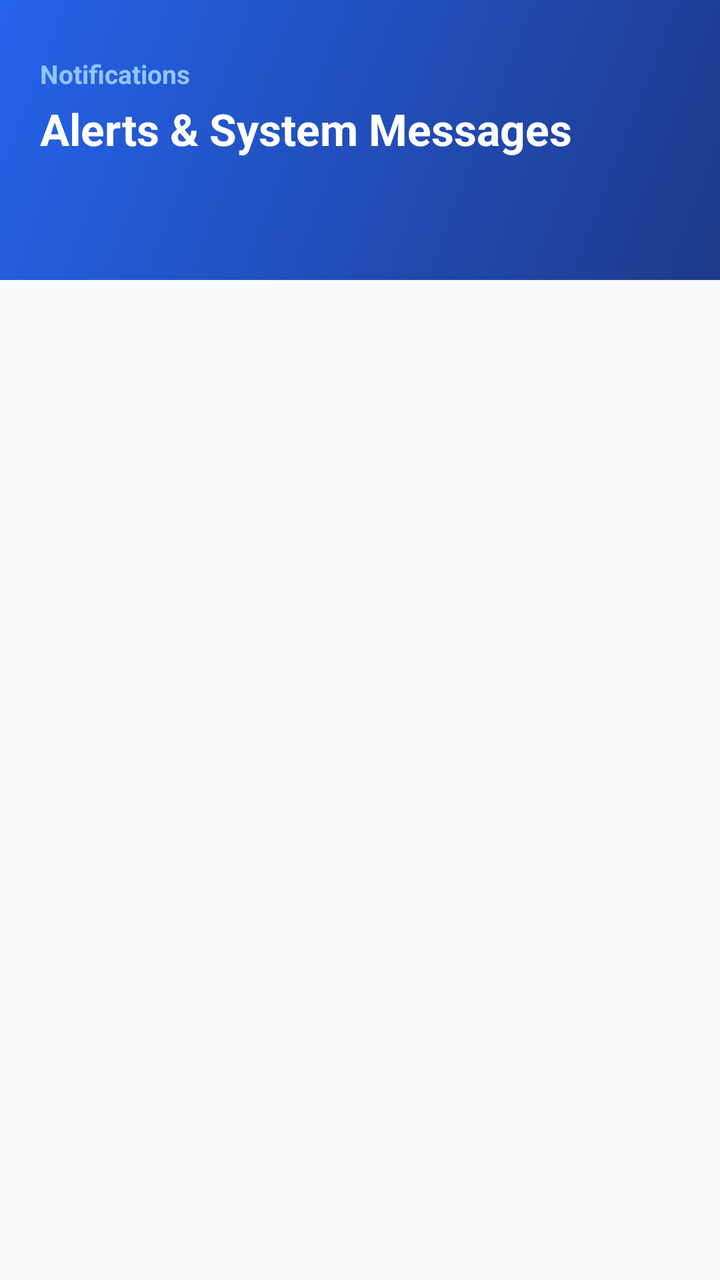
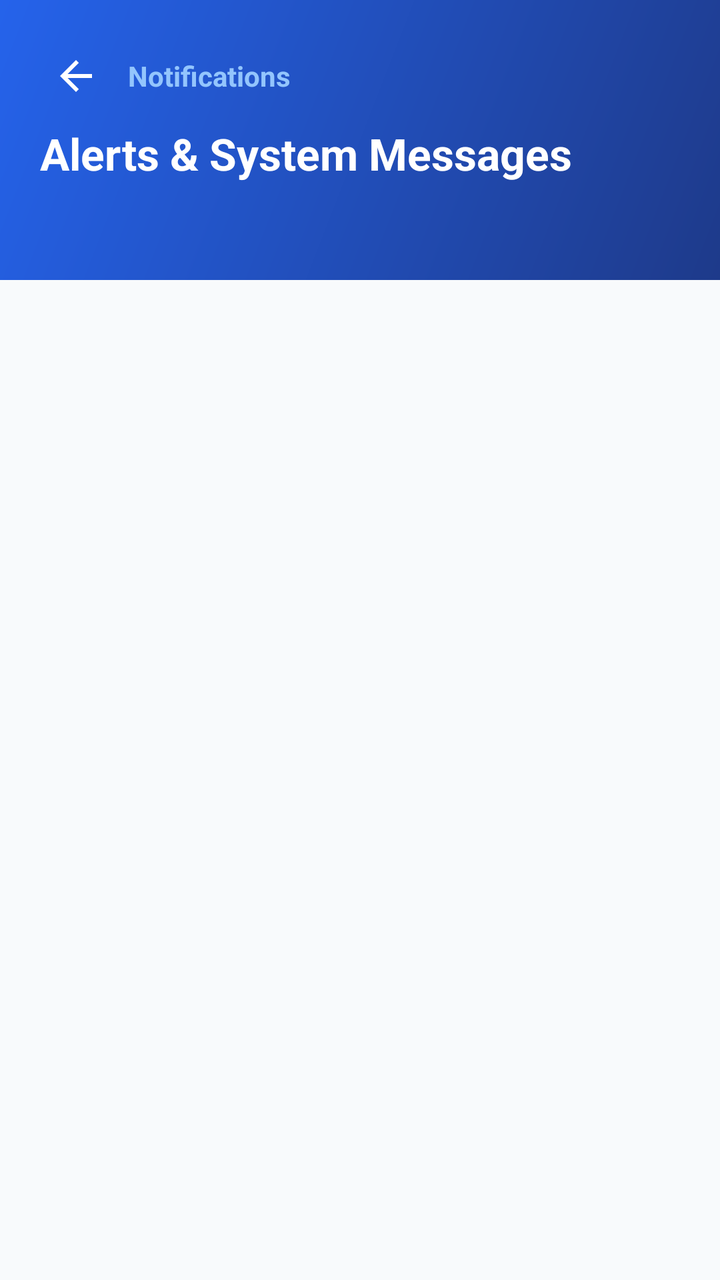

An Android layout rendered at two revisions. The XML below is the earlier revision; the diff shows what the commit changed to produce the second picture.
<!-- AndroidManifest.xml: application theme AppTheme -->
<!-- res/layout/notifications.xml -->
<?xml version="1.0" encoding="utf-8"?>
<RelativeLayout xmlns:android="http://schemas.android.com/apk/res/android"
    android:layout_width="match_parent"
    android:layout_height="match_parent"
    android:background="#F8FAFC">

    
    <LinearLayout
        android:id="@+id/header_container"
        android:layout_width="match_parent"
        android:layout_height="140dp"
        android:background="@drawable/bg_header_blue"
        android:orientation="vertical"
        android:paddingHorizontal="20dp"
        android:paddingTop="28dp">

        <TextView
            android:layout_width="wrap_content"
            android:layout_height="wrap_content"
            android:text="Notifications"
            android:textColor="#93C5FD"
            android:textSize="13sp"
            android:textStyle="bold" />

        <TextView
            android:layout_width="wrap_content"
            android:layout_height="wrap_content"
            android:layout_marginTop="4dp"
            android:text="Alerts &amp; System Messages"
            android:textColor="#FFFFFF"
            android:textSize="22sp"
            android:textStyle="bold" />
    </LinearLayout>

    <FrameLayout
        android:layout_width="match_parent"
        android:layout_height="match_parent"
        android:layout_below="@id/header_container"
        android:layout_marginTop="-25dp"
        android:paddingHorizontal="16dp"
        android:paddingBottom="16dp">

        <ListView
            android:id="@+id/list"
            android:layout_width="match_parent"
            android:layout_height="match_parent"
            android:clipToPadding="false"
            android:divider="@null"
            android:dividerHeight="12dp"
            android:paddingTop="8dp" />

        <TextView
            android:id="@+id/text"
            android:layout_width="match_parent"
            android:layout_height="match_parent"
            android:gravity="center"
            android:text="No Notifications Yet"
            android:textColor="#64748B"
            android:textSize="16sp"
            android:textStyle="bold"
            android:visibility="invisible" />
    </FrameLayout>
</RelativeLayout>
<!-- resources referenced by this layout -->
<resources>
  <!-- drawable bg_header_blue (drawable) -->
  <?xml version="1.0" encoding="utf-8"?>
  <shape xmlns:android="http://schemas.android.com/apk/res/android">
      <gradient
          android:startColor="#1E3A8A"
          android:endColor="#2563EB"
          android:angle="135"/>
  </shape>
  <style name="AppTheme" parent="Theme.AppCompat.Light.DarkActionBar">
          
          <item name="colorPrimary">@color/colorPrimary</item>
          <item name="colorPrimaryDark">@color/colorPrimaryDark</item>
          <item name="colorAccent">@color/colorAccent</item>
      </style>
  <color name="colorPrimary">#3F51B5</color>
  <color name="colorPrimaryDark">#303F9F</color>
  <color name="colorAccent">#6495ED</color>
</resources>

<!-- the commit's change to res/layout/notifications.xml (unified diff, before → after) -->
@@ -12,20 +12,37 @@
         android:background="@drawable/bg_header_blue"
         android:orientation="vertical"
         android:paddingHorizontal="20dp"
-        android:paddingTop="28dp">
+        android:paddingTop="20dp">
+
+        
+        <LinearLayout
+            android:layout_width="match_parent"
+            android:layout_height="wrap_content"
+            android:gravity="center_vertical"
+            android:orientation="horizontal">
+
+            <ImageView
+                android:id="@+id/btn_back"
+                android:layout_width="36dp"
+                android:layout_height="36dp"
+                android:background="?attr/selectableItemBackgroundBorderless"
+                android:padding="6dp"
+                android:src="@drawable/ic_back_arrow_white" />
+
+            <TextView
+                android:layout_width="wrap_content"
+                android:layout_height="wrap_content"
+                android:layout_marginStart="8dp"
+                android:text="Notifications"
+                android:textColor="#93C5FD"
+                android:textSize="14sp"
+                android:textStyle="bold" />
+        </LinearLayout>
 
         <TextView
             android:layout_width="wrap_content"
             android:layout_height="wrap_content"
-            android:text="Notifications"
-            android:textColor="#93C5FD"
-            android:textSize="13sp"
-            android:textStyle="bold" />
-
-        <TextView
-            android:layout_width="wrap_content"
-            android:layout_height="wrap_content"
-            android:layout_marginTop="4dp"
+            android:layout_marginTop="6dp"
             android:text="Alerts &amp; System Messages"
             android:textColor="#FFFFFF"
             android:textSize="22sp"
<!-- resource entries referenced after the edit -->
@@ -8,6 +8,16 @@
           android:endColor="#2563EB"
           android:angle="135"/>
   </shape>
+  <!-- drawable ic_back_arrow_white (drawable) -->
+  <vector xmlns:android="http://schemas.android.com/apk/res/android"
+      android:width="24dp"
+      android:height="24dp"
+      android:viewportWidth="24"
+      android:viewportHeight="24">
+    <path
+        android:fillColor="#FFFFFF"
+        android:pathData="M20,11H7.83l5.59,-5.59L12,4l-8,8 8,8 1.41,-1.41L7.83,13H20v-2z"/>
+  </vector>
   <style name="AppTheme" parent="Theme.AppCompat.Light.DarkActionBar">
           
           <item name="colorPrimary">@color/colorPrimary</item>
